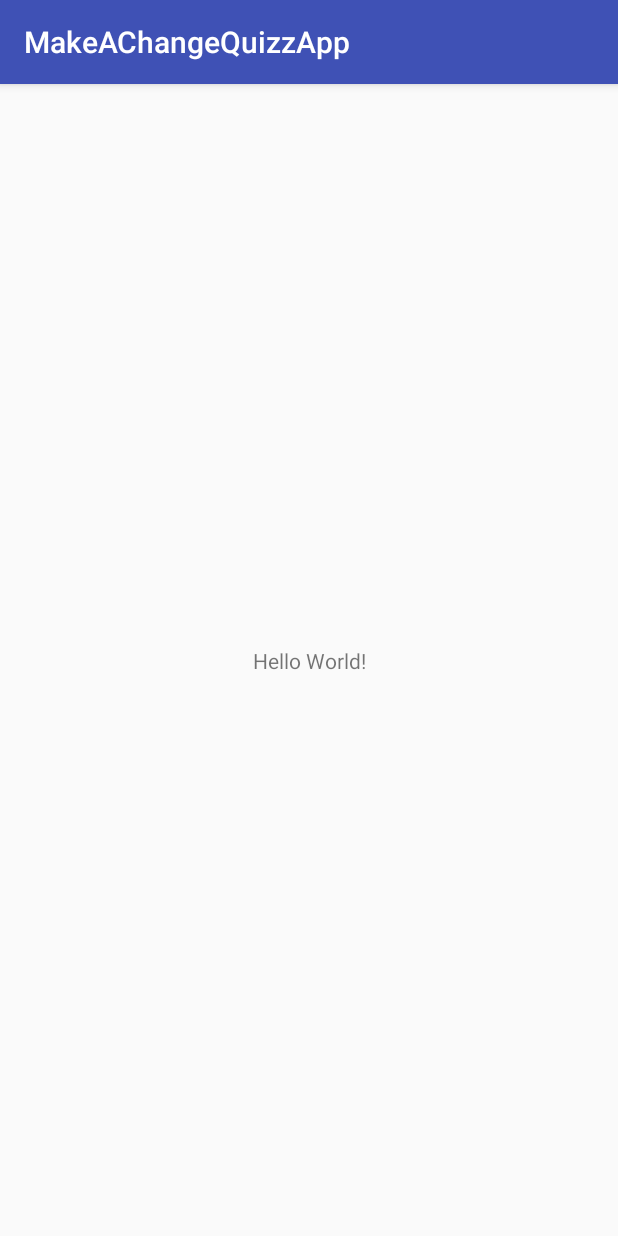
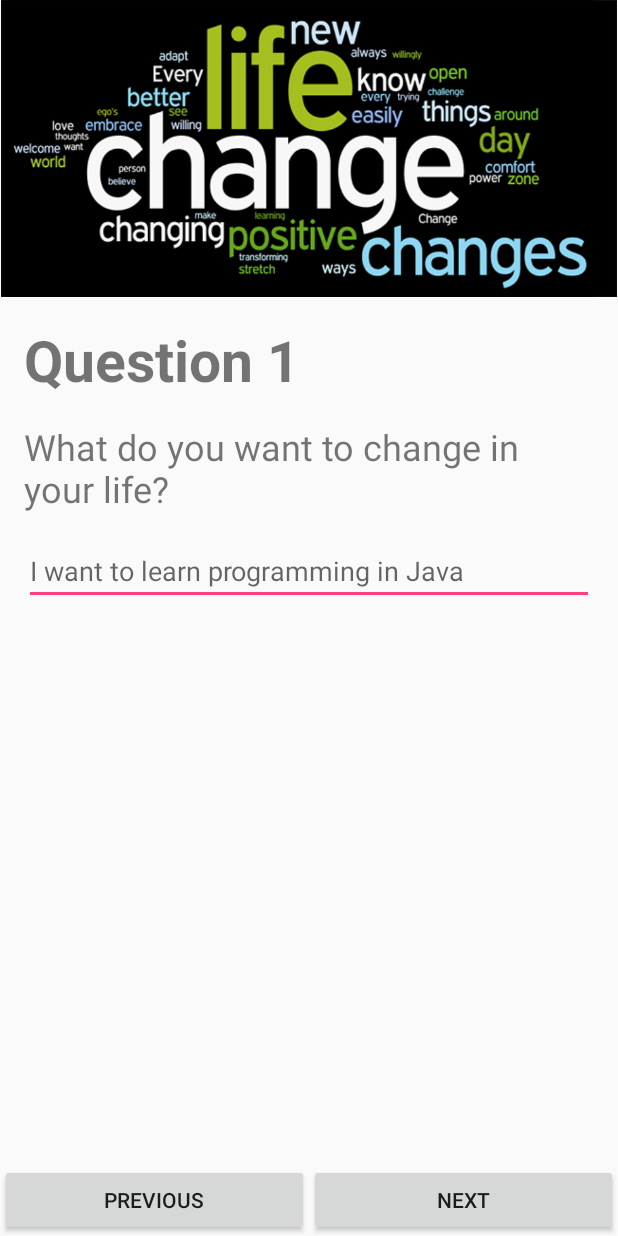
Before and after one commit to VIcuko/MakeAChangeQuizzApp, an Android app: the screen it shows after launch (MainActivity), on a phone screen of 412 x 824 dp. Run offline under Robolectric (Android 15) with nearby library versions, the phone set to English and light mode, and no system bars.

Commit message:
Create question design

```diff
--- a/app/src/main/res/layout/activity_main.xml
+++ b/app/src/main/res/layout/activity_main.xml
@@ -1,18 +1,91 @@
 <?xml version="1.0" encoding="utf-8"?>
-<android.support.constraint.ConstraintLayout xmlns:android="http://schemas.android.com/apk/res/android"
+<RelativeLayout xmlns:android="http://schemas.android.com/apk/res/android"
     xmlns:app="http://schemas.android.com/apk/res-auto"
     xmlns:tools="http://schemas.android.com/tools"
     android:layout_width="match_parent"
     android:layout_height="match_parent"
     tools:context="com.example.android.makeachangequizzapp.MainActivity">
 
-    <TextView
-        android:layout_width="wrap_content"
+    <ImageView
+        android:id="@+id/question_image"
+        android:layout_width="match_parent"
         android:layout_height="wrap_content"
-        android:text="Hello World!"
-        app:layout_constraintBottom_toBottomOf="parent"
-        app:layout_constraintLeft_toLeftOf="parent"
-        app:layout_constraintRight_toRightOf="parent"
-        app:layout_constraintTop_toTopOf="parent" />
+        android:adjustViewBounds="true"
+        android:src="@drawable/question_one" />
 
-</android.support.constraint.ConstraintLayout>
+    <ScrollView
+        android:id="@+id/main_screen"
+        android:layout_below="@id/question_image"
+        android:layout_above="@id/buttons_section"
+        android:layout_width="match_parent"
+        android:layout_height="match_parent">
+
+        <LinearLayout
+            android:layout_width="match_parent"
+            android:layout_height="wrap_content"
+            android:orientation="vertical"
+            android:layout_marginTop="@dimen/standard_vertical_margin"
+            android:layout_marginBottom="@dimen/standard_vertical_margin"
+            android:layout_marginLeft="@dimen/standard_vertical_margin"
+            android:layout_marginRight="@dimen/standard_vertical_margin">
+
+            <TextView
+                android:id="@+id/question_number"
+                android:layout_width="match_parent"
+                android:layout_height="wrap_content"
+                android:textSize="38sp"
+                android:text="Question 1"
+                android:textStyle="bold"/>
+
+            <TextView
+                android:id="@+id/question_text"
+                android:layout_width="fill_parent"
+                android:layout_height="wrap_content"
+                android:layout_marginTop="@dimen/standard_vertical_margin"
+                android:text="What do you want to change in your life?"
+                android:textSize="24sp"/>
+
+            <LinearLayout
+                android:id="@+id/question_content"
+                android:layout_width="match_parent"
+                android:layout_height="wrap_content"
+                android:orientation="vertical"
+                android:layout_marginTop="@dimen/standard_vertical_margin"
+                android:layout_marginBottom="@dimen/standard_vertical_margin">
+
+                <EditText
+                    android:layout_width="match_parent"
+                    android:layout_height="wrap_content"
+                    android:hint="I want to learn programming in Java"
+                    android:inputType="textMultiLine"/>
+
+            </LinearLayout>
+
+        </LinearLayout>
+
+    </ScrollView>
+
+    <LinearLayout
+        android:id="@+id/buttons_section"
+        android:layout_alignParentBottom="true"
+        android:layout_width="match_parent"
+        android:layout_height="wrap_content"
+        android:orientation="horizontal">
+
+        <Button
+            android:layout_width="0dp"
+            android:layout_height="wrap_content"
+            android:layout_weight="1"
+            android:text="Previous"
+            android:onClick="previousQuestion"/>
+
+        <Button
+            android:layout_width="0dp"
+            android:layout_height="wrap_content"
+            android:layout_weight="1"
+            android:text="Next"
+            android:onClick="nextQuestion"/>
+
+    </LinearLayout>
+
+</RelativeLayout>
--- /dev/null
+++ b/app/src/main/res/values/dimens.xml
@@ -0,0 +1,5 @@
+<resources>
+    <!-- Default screen margins, per the Android Design guidelines. -->
+    <dimen name="standard_horizontal_margin">16dp</dimen>
+    <dimen name="standard_vertical_margin">16dp</dimen>
+</resources>
--- a/app/src/main/res/values/styles.xml
+++ b/app/src/main/res/values/styles.xml
@@ -1,7 +1,7 @@
 <resources>
 
     <!-- Base application theme. -->
-    <style name="AppTheme" parent="Theme.AppCompat.Light.DarkActionBar">
+    <style name="AppTheme" parent="Theme.AppCompat.Light.NoActionBar">
         <!-- Customize your theme here. -->
         <item name="colorPrimary">@color/colorPrimary</item>
         <item name="colorPrimaryDark">@color/colorPrimaryDark</item>
```
Also changed, not shown: app/src/main/res/drawable/main_title.jpg (added), app/src/main/res/drawable/main_title_small.jpeg (added), app/src/main/res/drawable/question_one.jpg (added).
